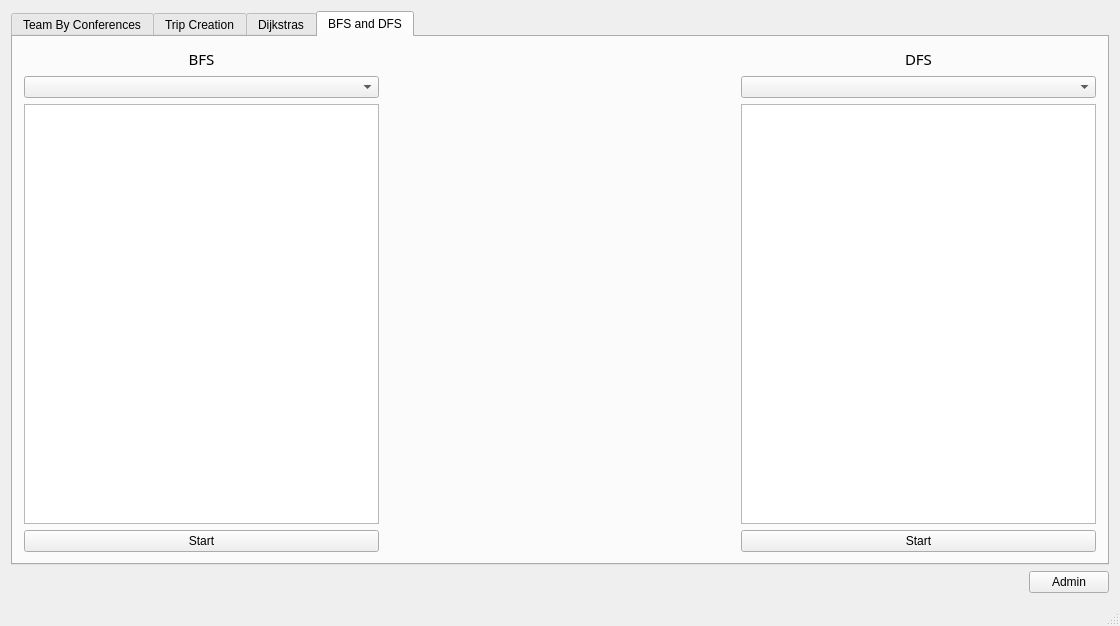
Qt form mainwindow.ui (OneEcho/NFL-Football-Project) before a commit.
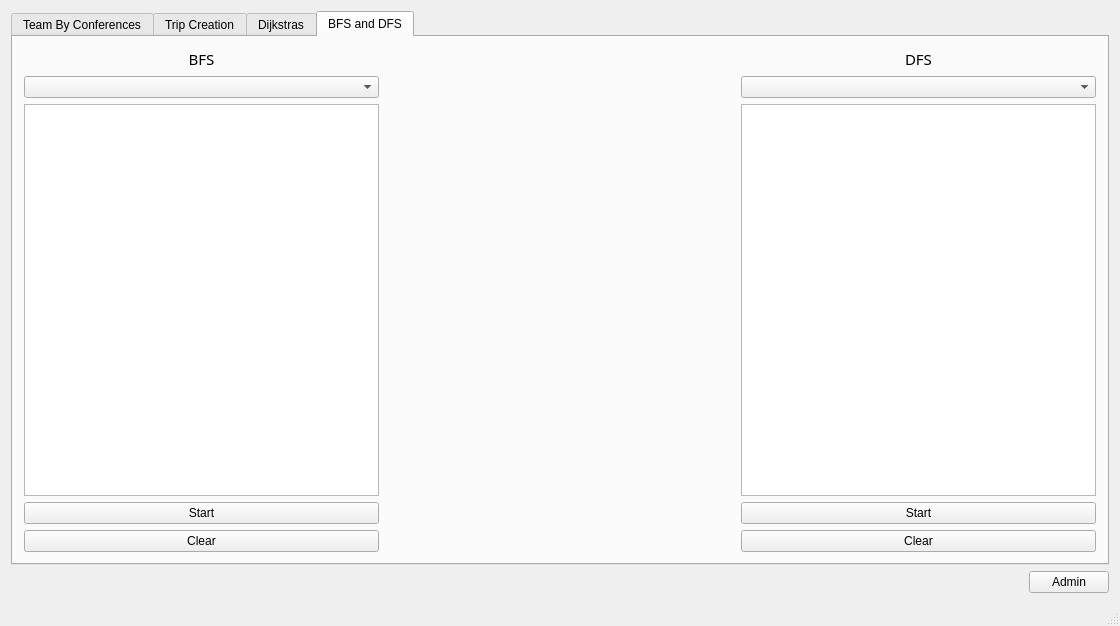
The same form after that commit.

Commit message: DFS and BFS tab completed

Diff of the .ui file:
```diff
--- a/mainwindow.ui
+++ b/mainwindow.ui
@@ -526,6 +526,20 @@
         <item row="2" column="2">
          <widget class="QTableWidget" name="DFStable"/>
         </item>
+        <item row="4" column="0">
+         <widget class="QPushButton" name="bfsClearButton">
+          <property name="text">
+           <string>Clear</string>
+          </property>
+         </widget>
+        </item>
+        <item row="4" column="2">
+         <widget class="QPushButton" name="DFSclearButton">
+          <property name="text">
+           <string>Clear</string>
+          </property>
+         </widget>
+        </item>
        </layout>
       </widget>
      </widget>
```
Left out of the diff: 28 changed lines with no effect on the pictures. The commit also changes 4 other files.
